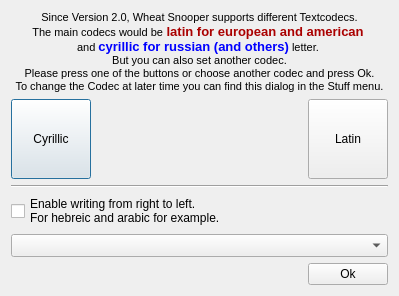
First picture: the form in src/wormnet/codecselectdia.ui, repository dbanet/tws, before the edit.
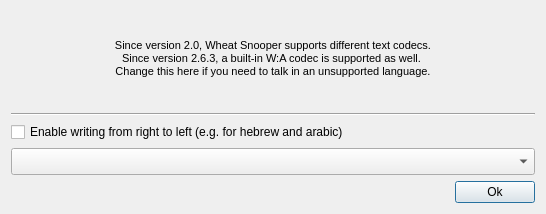
Second picture: the form after the edit.

Commit message: Total, huge and fatty merge of work done on master since 20140619.

Diff of the .ui file:
```diff
--- a/src/wormnet/codecselectdia.ui
+++ b/src/wormnet/codecselectdia.ui
@@ -6,8 +6,8 @@
    <rect>
     <x>0</x>
     <y>0</y>
-    <width>399</width>
-    <height>296</height>
+    <width>546</width>
+    <height>214</height>
    </rect>
   </property>
   <property name="windowTitle">
@@ -23,12 +23,9 @@
 &lt;html&gt;&lt;head&gt;&lt;meta name=&quot;qrichtext&quot; content=&quot;1&quot; /&gt;&lt;style type=&quot;text/css&quot;&gt;
 p, li { white-space: pre-wrap; }
 &lt;/style&gt;&lt;/head&gt;&lt;body style=&quot; font-family:'MS Shell Dlg 2'; font-size:8.25pt; font-weight:400; font-style:normal;&quot;&gt;
-&lt;p style=&quot; margin-top:0px; margin-bottom:0px; margin-left:0px; margin-right:0px; -qt-block-indent:0; text-indent:0px;&quot;&gt;&lt;span style=&quot; font-size:8pt;&quot;&gt;Since Version 2.0, Wheat Snooper supports different Textcodecs.&lt;/span&gt;&lt;/p&gt;
-&lt;p style=&quot; margin-top:0px; margin-bottom:0px; margin-left:0px; margin-right:0px; -qt-block-indent:0; text-indent:0px;&quot;&gt;&lt;span style=&quot; font-size:8pt;&quot;&gt;The main codecs would be&lt;/span&gt;&lt;span style=&quot; font-size:10pt; font-weight:600; color:#aa0000;&quot;&gt; latin for european&lt;/span&gt;&lt;span style=&quot; font-size:10pt; font-weight:600;&quot;&gt; &lt;/span&gt;&lt;span style=&quot; font-size:10pt; font-weight:600; color:#aa0000;&quot;&gt;and american&lt;/span&gt;&lt;span style=&quot; font-size:8pt; color:#aa0000;&quot;&gt; &lt;/span&gt;&lt;/p&gt;
-&lt;p style=&quot; margin-top:0px; margin-bottom:0px; margin-left:0px; margin-right:0px; -qt-block-indent:0; text-indent:0px;&quot;&gt;&lt;span style=&quot; font-size:8pt;&quot;&gt;and &lt;/span&gt;&lt;span style=&quot; font-size:10pt; font-weight:600; color:#0000ff;&quot;&gt;cyrillic for russian (and others)&lt;/span&gt;&lt;span style=&quot; font-size:8pt;&quot;&gt; letter. &lt;/span&gt;&lt;/p&gt;
-&lt;p style=&quot; margin-top:0px; margin-bottom:0px; margin-left:0px; margin-right:0px; -qt-block-indent:0; text-indent:0px;&quot;&gt;&lt;span style=&quot; font-size:8pt;&quot;&gt;But you can also set another codec.&lt;/span&gt;&lt;/p&gt;
-&lt;p style=&quot; margin-top:0px; margin-bottom:0px; margin-left:0px; margin-right:0px; -qt-block-indent:0; text-indent:0px;&quot;&gt;&lt;span style=&quot; font-size:8pt;&quot;&gt;Please press one of the buttons or choose another codec and press Ok.&lt;/span&gt;&lt;/p&gt;
-&lt;p style=&quot; margin-top:0px; margin-bottom:0px; margin-left:0px; margin-right:0px; -qt-block-indent:0; text-indent:0px;&quot;&gt;&lt;span style=&quot; font-size:8pt;&quot;&gt;To change the Codec at later time you can find this dialog in the Stuff menu.&lt;/span&gt;&lt;/p&gt;&lt;/body&gt;&lt;/html&gt;</string>
+&lt;p style=&quot; margin-top:0px; margin-bottom:0px; margin-left:0px; margin-right:0px; -qt-block-indent:0; text-indent:0px;&quot;&gt;&lt;span style=&quot; font-size:8pt;&quot;&gt;Since version 2.0, Wheat Snooper supports different text codecs.&lt;/span&gt;&lt;/p&gt;
+&lt;p style=&quot; margin-top:0px; margin-bottom:0px; margin-left:0px; margin-right:0px; -qt-block-indent:0; text-indent:0px;&quot;&gt;&lt;span style=&quot; font-size:8pt;&quot;&gt;Since version 2.6.3, a built-in W:A codec is supported as well. &lt;/span&gt;&lt;/p&gt;
+&lt;p style=&quot; margin-top:0px; margin-bottom:0px; margin-left:0px; margin-right:0px; -qt-block-indent:0; text-indent:0px;&quot;&gt;&lt;span style=&quot; font-size:8pt;&quot;&gt;Change this here if you need to talk in an unsupported language.&lt;/span&gt;&lt;/p&gt;&lt;/body&gt;&lt;/html&gt;</string>
        </property>
        <property name="textFormat">
         <enum>Qt::RichText</enum>
@@ -38,61 +35,6 @@
        </property>
       </widget>
      </item>
-     <item>
-      <layout class="QHBoxLayout" name="horizontalLayout">
-       <item>
-        <widget class="QPushButton" name="pbcyrillic">
-         <property name="minimumSize">
-          <size>
-           <width>80</width>
-           <height>80</height>
-          </size>
-         </property>
-         <property name="maximumSize">
-          <size>
-           <width>80</width>
-           <height>80</height>
-          </size>
-         </property>
-         <property name="text">
-          <string>Cyrillic</string>
-         </property>
-        </widget>
-       </item>
-       <item>
-        <spacer name="horizontalSpacer_4">
-         <property name="orientation">
-          <enum>Qt::Horizontal</enum>
-         </property>
-         <property name="sizeHint" stdset="0">
-          <size>
-           <width>113</width>
-           <height>77</height>
-          </size>
-         </property>
-        </spacer>
-       </item>
-       <item>
-        <widget class="QPushButton" name="pblatin">
-         <property name="minimumSize">
-          <size>
-           <width>80</width>
-           <height>80</height>
-          </size>
-         </property>
-         <property name="maximumSize">
-          <size>
-           <width>80</width>
-           <height>80</height>
-          </size>
-         </property>
-         <property name="text">
-          <string>Latin</string>
-         </property>
-        </widget>
-       </item>
-      </layout>
-     </item>
      <item>
       <widget class="Line" name="line">
        <property name="orientation">
@@ -105,8 +47,7 @@
        <item>
         <widget class="QCheckBox" name="cbrighToLeft">
          <property name="text">
-          <string>Enable writing from right to left.
-For hebreic and arabic for example.</string>
+          <string>Enable writing from right to left (e.g. for hebrew and arabic)</string>
          </property>
         </widget>
        </item>
@@ -129,7 +70,7 @@
        <property name="maximumSize">
         <size>
          <width>16777215</width>
-         <height>16777215</height>
+         <height>27</height>
         </size>
        </property>
       </widget>
```
The commit also changes 9 other files.
